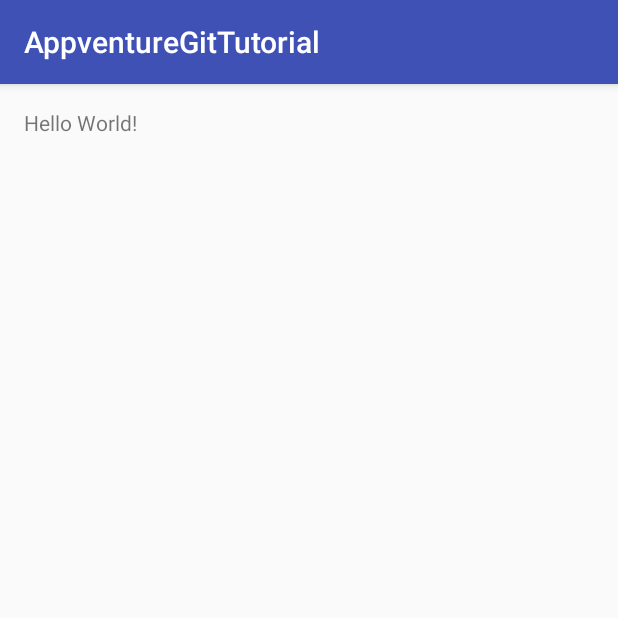
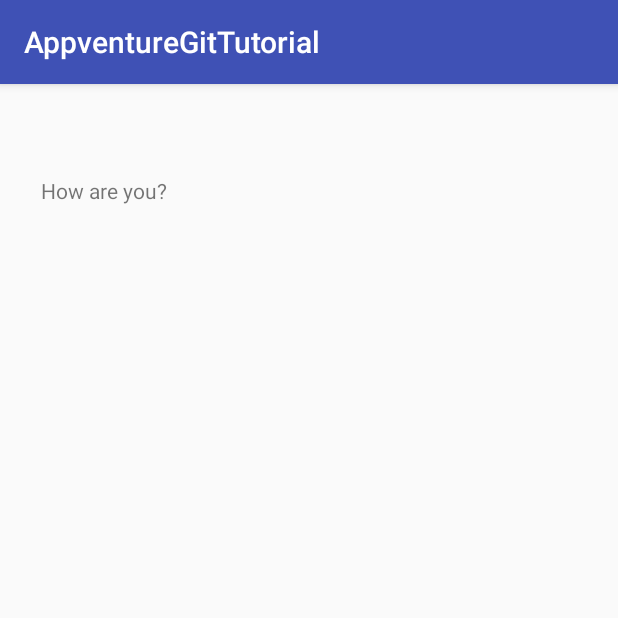
Before and after one commit to meganr9/AppventuresGitTutorial, an Android app: the screen it shows after launch (MainActivity), on a phone screen of 412 x 824 dp, the top half of it. Run offline under Robolectric (Android 15) with nearby library versions, the phone set to English and light mode, and no system bars.

Commit message:
I changed the textView

```diff
--- a/app/src/main/res/layout/activity_main.xml
+++ b/app/src/main/res/layout/activity_main.xml
@@ -11,7 +11,14 @@
     tools:context="com.meagain.appventuregittutorial.MainActivity">
 
     <TextView
+        android:text="How are you?"
         android:layout_width="wrap_content"
         android:layout_height="wrap_content"
-        android:text="Hello World!" />
+        android:layout_alignParentTop="true"
+        android:layout_alignParentLeft="true"
+        android:layout_alignParentStart="true"
+        android:layout_marginLeft="11dp"
+        android:layout_marginStart="11dp"
+        android:layout_marginTop="45dp"
+        android:id="@+id/textView2" />
 </RelativeLayout>
```
